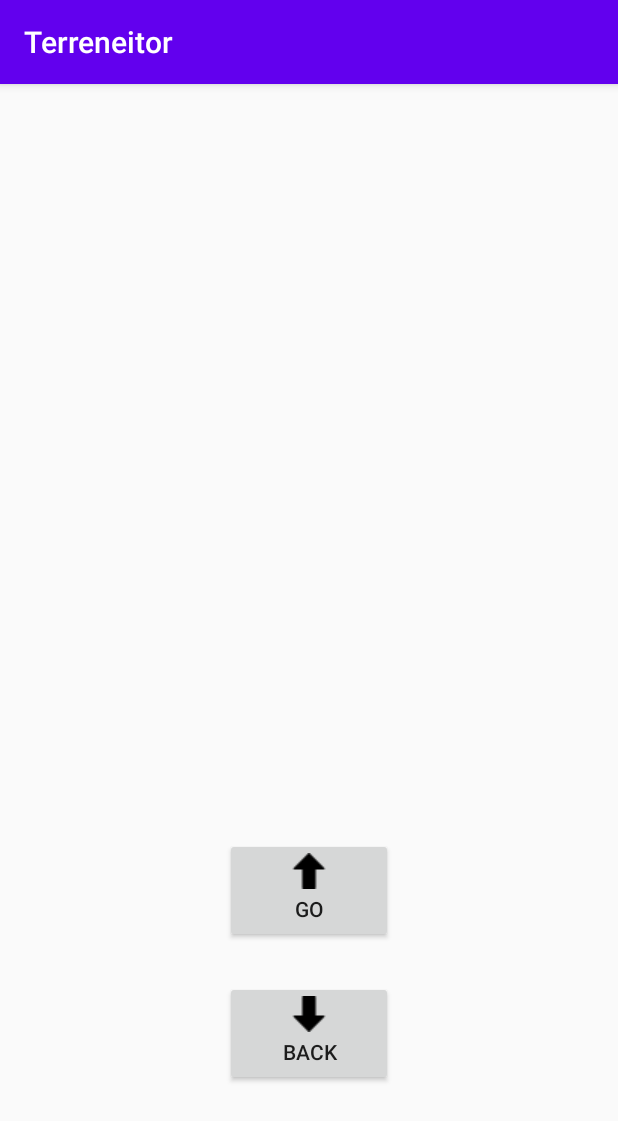
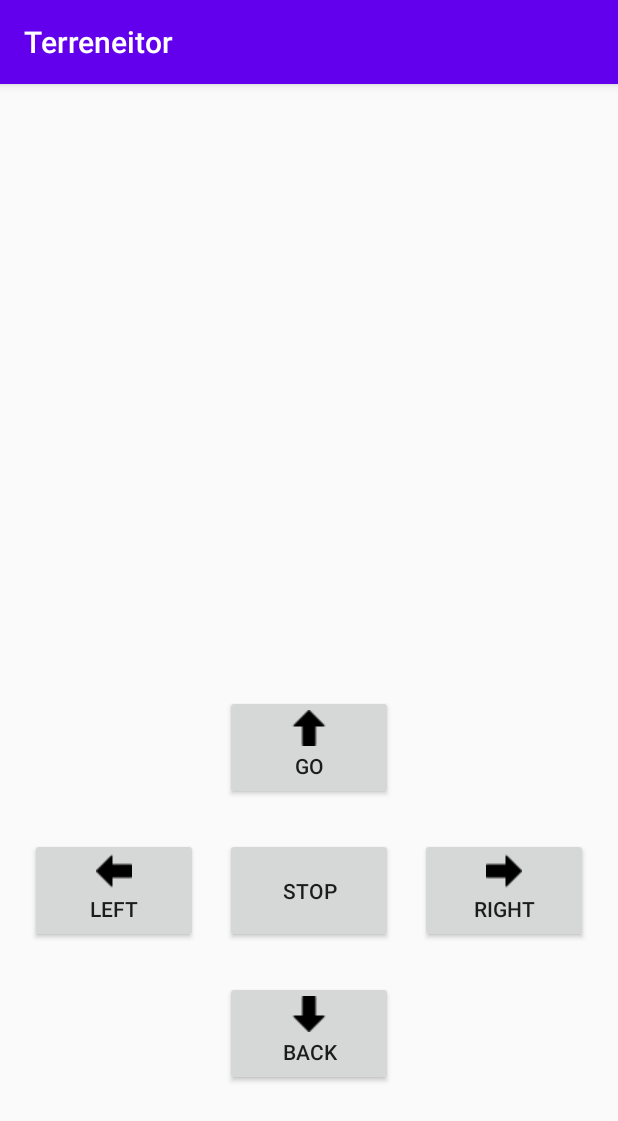
Before and after one commit to fretshot/terreneitor9000, an Android app: the MainActivity screen opened directly, with no data from a screen before it, on a phone screen of 412 x 824 dp. Shown: the top 1121 px of the screen. Run offline under Robolectric (Android 15) with nearby library versions, the light colour scheme and no system bars; 1 statement that could not run was skipped.

Commit message:
Updated arduino code and app UI

```diff
--- a/app/src/main/java/com/infasoft/terreneitor/MainActivity.java
+++ b/app/src/main/java/com/infasoft/terreneitor/MainActivity.java
@@ -19,7 +19,7 @@ public class MainActivity extends AppCompatActivity {
 
     static final UUID myUUID = UUID.fromString("00001101-0000-1000-8000-00805F9B34FB");
 
-    private Button bnt_back, btn_go;
+    private Button bnt_back, btn_go, btn_stop, btn_left, btn_right;
     private BluetoothAdapter hc05 = null;
     private BluetoothSocket socket = null;
     private boolean isConnected = false;
@@ -34,20 +34,44 @@ public class MainActivity extends AppCompatActivity {
 
         btn_go = findViewById(R.id.button_go);
         bnt_back = findViewById(R.id.button_back);
+        btn_stop = findViewById(R.id.button_stop);
+        btn_left = findViewById(R.id.button_left);
+        btn_right = findViewById(R.id.button_right);
 
         new ConnectBT().execute();
+
+        btn_stop.setOnClickListener(new View.OnClickListener() {
+            @Override
+            public void onClick(View v) {
+                sendCommand("0");
+            }
+        });
 
         btn_go.setOnClickListener(new View.OnClickListener() {
             @Override
             public void onClick(View v) {
-                sendCommand("go");
+                sendCommand("1");
             }
         });
 
         bnt_back.setOnClickListener(new View.OnClickListener() {
             @Override
             public void onClick(View v) {
-                sendCommand("back");
+                sendCommand("2");
+            }
+        });
+
+        btn_right.setOnClickListener(new View.OnClickListener() {
+            @Override
+            public void onClick(View v) {
+                sendCommand("3");
+            }
+        });
+
+        btn_left.setOnClickListener(new View.OnClickListener() {
+            @Override
+            public void onClick(View v) {
+                sendCommand("4");
             }
         });
     }
--- a/app/src/main/res/layout/activity_main.xml
+++ b/app/src/main/res/layout/activity_main.xml
@@ -11,7 +11,7 @@
         android:id="@+id/button_go"
         android:layout_width="70dp"
         android:layout_height="70dp"
-        android:layout_above="@+id/button_back"
+        android:layout_above="@+id/button_stop"
         android:layout_alignParentStart="true"
         android:layout_alignParentEnd="true"
         android:layout_marginStart="150dp"
@@ -21,17 +21,55 @@
         android:text="GO" />
 
     <Button
+        android:id="@+id/button_stop"
+        android:layout_width="70dp"
+        android:layout_height="70dp"
+        android:layout_above="@+id/button_back"
+        android:layout_alignParentStart="true"
+        android:layout_alignParentEnd="true"
+        android:layout_marginStart="150dp"
+        android:layout_marginEnd="150dp"
+        android:layout_marginBottom="25dp"
+        android:text="STOP" />
+
+    <Button
         android:id="@+id/button_back"
         android:layout_width="70dp"
         android:layout_height="70dp"
-        android:drawableTop="@drawable/down"
         android:layout_alignParentStart="true"
         android:layout_alignParentEnd="true"
         android:layout_alignParentBottom="true"
         android:layout_marginStart="150dp"
         android:layout_marginEnd="150dp"
         android:layout_marginBottom="100dp"
+        android:drawableTop="@drawable/down"
         android:text="BACK" />
+
+    <Button
+        android:id="@+id/button_left"
+        android:layout_width="70dp"
+        android:layout_height="70dp"
+        android:layout_alignParentStart="true"
+        android:layout_alignParentEnd="true"
+        android:layout_alignParentBottom="true"
+        android:layout_marginStart="20dp"
+        android:layout_marginEnd="280dp"
+        android:layout_marginBottom="195dp"
+        android:drawableTop="@drawable/left"
+        android:text="LEFT" />
+
+    <Button
+        android:id="@+id/button_right"
+        android:layout_width="70dp"
+        android:layout_height="70dp"
+        android:layout_alignParentStart="true"
+        android:layout_alignParentEnd="true"
+        android:layout_alignParentBottom="true"
+        android:layout_marginStart="280dp"
+        android:layout_marginEnd="20dp"
+        android:layout_marginBottom="195dp"
+        android:drawableTop="@drawable/right"
+        android:text="RIGHT" />
 
 
 </RelativeLayout>
```
Also changed, not shown: 2 other files.
